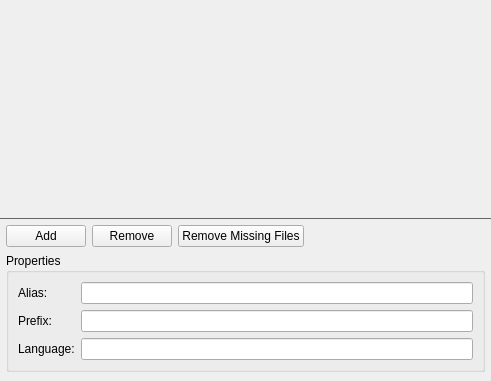
Qt form src/plugins/resourceeditor/qrceditor/qrceditor.ui (qt-creator/qt-creator) before a commit.
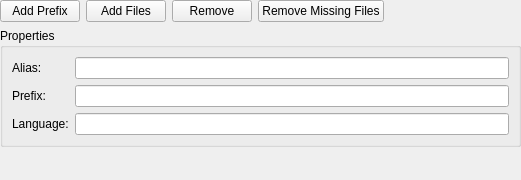
The same form after that commit.

Commit message:
Improve layout of qrc editor
Replace the toplevel horizontal layout with vertical splitter

```diff
--- a/src/plugins/resourceeditor/qrceditor/qrceditor.ui
+++ b/src/plugins/resourceeditor/qrceditor/qrceditor.ui
@@ -6,14 +6,17 @@
    <rect>
     <x>0</x>
     <y>0</y>
-    <width>491</width>
-    <height>381</height>
+    <width>521</width>
+    <height>180</height>
    </rect>
   </property>
+  <property name="sizePolicy">
+   <sizepolicy hsizetype="Preferred" vsizetype="MinimumExpanding">
+    <horstretch>0</horstretch>
+    <verstretch>0</verstretch>
+   </sizepolicy>
+  </property>
   <layout class="QVBoxLayout" name="verticalLayout">
-   <property name="spacing">
-    <number>0</number>
-   </property>
    <property name="leftMargin">
     <number>0</number>
    </property>
@@ -27,47 +30,6 @@
     <number>0</number>
    </property>
    <item>
-    <widget class="QWidget" name="centralWidget" native="true">
-     <property name="sizePolicy">
-      <sizepolicy hsizetype="MinimumExpanding" vsizetype="MinimumExpanding">
-       <horstretch>0</horstretch>
-       <verstretch>0</verstretch>
-      </sizepolicy>
-     </property>
-    </widget>
-   </item>
-   <item>
-    <widget class="Line" name="line">
-     <property name="maximumSize">
-      <size>
-       <width>16777215</width>
-       <height>1</height>
-      </size>
-     </property>
-     <property name="styleSheet">
-      <string notr="true">color: #666666</string>
-     </property>
-     <property name="frameShadow">
-      <enum>QFrame::Plain</enum>
-     </property>
-     <property name="orientation">
-      <enum>Qt::Horizontal</enum>
-     </property>
-    </widget>
-   </item>
-   <item>
-    <widget class="QWidget" name="widget" native="true">
-     <layout class="QGridLayout" name="gridLayout">
-      <property name="leftMargin">
-       <number>6</number>
-      </property>
-      <property name="topMargin">
-       <number>6</number>
-      </property>
-      <property name="rightMargin">
-       <number>6</number>
-      </property>
-      <item row="0" column="0">
        <layout class="QHBoxLayout" name="horizontalLayout">
         <item>
          <widget class="QPushButton" name="addButton">
@@ -78,7 +40,14 @@
            </sizepolicy>
           </property>
           <property name="text">
-           <string>Add</string>
+        <string>Add Prefix</string>
+       </property>
+      </widget>
+     </item>
+     <item>
+      <widget class="QPushButton" name="addFilesButton">
+       <property name="text">
+        <string>Add Files</string>
           </property>
          </widget>
         </item>
@@ -111,7 +80,7 @@
         </item>
        </layout>
       </item>
-      <item row="1" column="0">
+   <item>
        <widget class="QGroupBox" name="groupBox">
         <property name="title">
          <string>Properties</string>
@@ -156,8 +125,18 @@
         </layout>
        </widget>
       </item>
-     </layout>
-    </widget>
+   <item>
+    <spacer name="verticalSpacer">
+     <property name="orientation">
+      <enum>Qt::Vertical</enum>
+     </property>
+     <property name="sizeHint" stdset="0">
+      <size>
+       <width>0</width>
+       <height>0</height>
+      </size>
+     </property>
+    </spacer>
    </item>
   </layout>
  </widget>
```
Left out of the diff: 2 changed lines with no effect on the pictures. Lines whose indentation alone changed are shown as unchanged. The commit also changes 4 other files.
